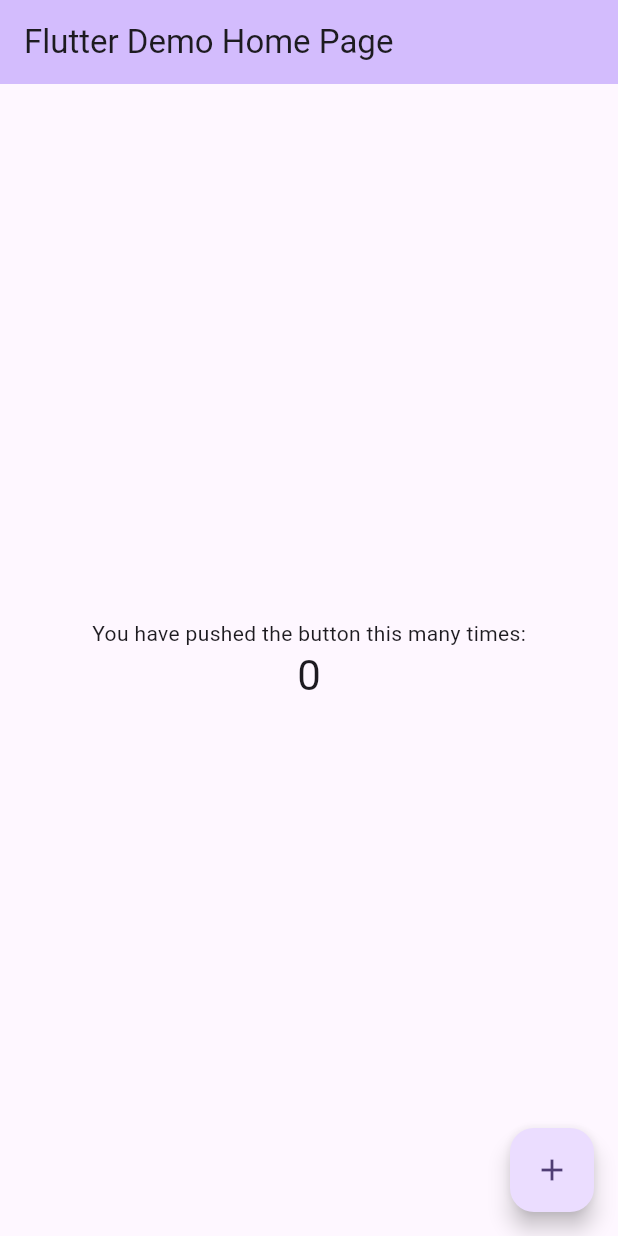
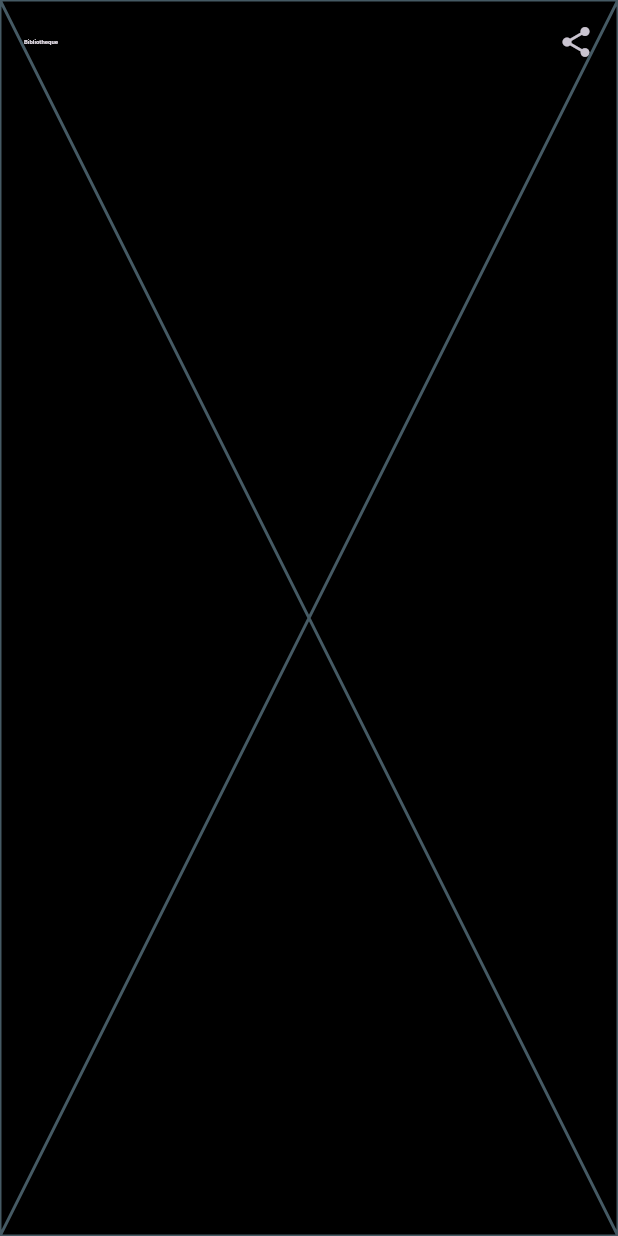
Before and after one commit to xavierGIT04/FlutterProject, a Flutter app: the screen it shows after launch, on a phone screen of 412 x 824 dp. Run offline on Flutter 3.47's test engine with Material 3 defaults, Android fonts, the phone set to English and light mode, and no system bars.

Commit message:
créaion du fichier ScreenBibliotheque et mise en place squelette de l'écran

```diff
--- /dev/null
+++ b/lib/ScreenBibliotheque.dart
@@ -0,0 +1,59 @@
+import 'package:flutter/material.dart';
+
+class Screenbibliotheque extends StatelessWidget {
+  const Screenbibliotheque({super.key});
+
+  @override
+  Widget build(BuildContext context) {
+    return Scaffold(
+      appBar: AppBar(
+        title: Text("Bibliotheque", style: TextStyle(fontWeight: FontWeight.bold, fontSize: 4),),
+        actions: [
+          Padding(
+              padding: EdgeInsets.only(right:  16.0), // définir une marge intérieure pour l'icone pour éviter qu'il touche les bords de appbar
+              child: Icon(Icons.share, size: 24),
+          )
+        ],
+      ),
+      // puisque l'écran est composé de deux grandes parties (parties onglets / partie playliste)
+      // donc on va utiliser un objet colomn pour les diposer de facon vertical
+      body: Column(
+        children: [
+          //partie onglets
+          _onglets(),
+          //partie playliste qui va occuper tout l'écran restant
+          Expanded(child: _playliste())
+        ],
+      ),
+      bottomNavigationBar: _barDeNavigation(),
+    );
+  }
+}
+
+//détails de la partie onglet
+class _onglets extends StatelessWidget {
+  const _onglets({super.key});
+
+  @override
+  Widget build(BuildContext context) {
+    return const Placeholder();
+  }
+}
+
+class  _playliste extends StatelessWidget {
+  const  _playliste({super.key});
+
+  @override
+  Widget build(BuildContext context) {
+    return const Placeholder();
+  }
+}
+
+class _barDeNavigation extends StatelessWidget {
+  const _barDeNavigation({super.key});
+
+  @override
+  Widget build(BuildContext context) {
+    return const Placeholder();
+  }
+}
--- a/lib/main.dart
+++ b/lib/main.dart
@@ -1,4 +1,5 @@
 import 'package:flutter/material.dart';
+import 'ScreenBibliotheque.dart';
 
 void main() {
   runApp(const MyApp());
@@ -7,116 +8,18 @@ void main() {
 class MyApp extends StatelessWidget {
   const MyApp({super.key});
 
-  // This widget is the root of your application.
   @override
   Widget build(BuildContext context) {
     return MaterialApp(
-      title: 'Flutter Demo',
-      theme: ThemeData(
-        // This is the theme of your application.
-        //
-        // TRY THIS: Try running your application with "flutter run". You'll see
-        // the application has a purple toolbar. Then, without quitting the app,
-        // try changing the seedColor in the colorScheme below to Colors.green
-        // and then invoke "hot reload" (save your changes or press the "hot
-        // reload" button in a Flutter-supported IDE, or press "r" if you used
-        // the command line to start the app).
-        //
-        // Notice that the counter didn't reset back to zero; the application
-        // state is not lost during the reload. To reset the state, use hot
-        // restart instead.
-        //
-        // This works for code too, not just values: Most code changes can be
-        // tested with just a hot reload.
-        colorScheme: ColorScheme.fromSeed(seedColor: Colors.deepPurple),
+      title: 'BeatFlow',
+      theme: ThemeData.dark().copyWith(
+        scaffoldBackgroundColor: Colors.black, //fond d'écran noir
+        appBarTheme: AppBarTheme(
+          backgroundColor: Colors.black,
+          elevation: 0 // aucun ombre sous l'appbar
+        )
       ),
-      home: const MyHomePage(title: 'Flutter Demo Home Page'),
+      home: Screenbibliotheque()
     );
   }
 }
-
-class MyHomePage extends StatefulWidget {
-  const MyHomePage({super.key, required this.title});
-
-  // This widget is the home page of your application. It is stateful, meaning
-  // that it has a State object (defined below) that contains fields that affect
-  // how it looks.
-
-  // This class is the configuration for the state. It holds the values (in this
-  // case the title) provided by the parent (in this case the App widget) and
-  // used by the build method of the State. Fields in a Widget subclass are
-  // always marked "final".
-
-  final String title;
-
-  @override
-  State<MyHomePage> createState() => _MyHomePageState();
-}
-
-class _MyHomePageState extends State<MyHomePage> {
-  int _counter = 0;
-
-  void _incrementCounter() {
-    setState(() {
-      // This call to setState tells the Flutter framework that something has
-      // changed in this State, which causes it to rerun the build method below
-      // so that the display can reflect the updated values. If we changed
-      // _counter without calling setState(), then the build method would not be
-      // called again, and so nothing would appear to happen.
-      _counter++;
-    });
-  }
-
-  @override
-  Widget build(BuildContext context) {
-    // This method is rerun every time setState is called, for instance as done
-    // by the _incrementCounter method above.
-    //
-    // The Flutter framework has been optimized to make rerunning build methods
-    // fast, so that you can just rebuild anything that needs updating rather
-    // than having to individually change instances of widgets.
-    return Scaffold(
-      appBar: AppBar(
-        // TRY THIS: Try changing the color here to a specific color (to
-        // Colors.amber, perhaps?) and trigger a hot reload to see the AppBar
-        // change color while the other colors stay the same.
-        backgroundColor: Theme.of(context).colorScheme.inversePrimary,
-        // Here we take the value from the MyHomePage object that was created by
-        // the App.build method, and use it to set our appbar title.
-        title: Text(widget.title),
-      ),
-      body: Center(
-        // Center is a layout widget. It takes a single child and positions it
-        // in the middle of the parent.
-        child: Column(
-          // Column is also a layout widget. It takes a list of children and
-          // arranges them vertically. By default, it sizes itself to fit its
-          // children horizontally, and tries to be as tall as its parent.
-          //
-          // Column has various properties to control how it sizes itself and
-          // how it positions its children. Here we use mainAxisAlignment to
-          // center the children vertically; the main axis here is the vertical
-          // axis because Columns are vertical (the cross axis would be
-          // horizontal).
-          //
-          // TRY THIS: Invoke "debug painting" (choose the "Toggle Debug Paint"
-          // action in the IDE, or press "p" in the console), to see the
-          // wireframe for each widget.
-          mainAxisAlignment: MainAxisAlignment.center,
-          children: <Widget>[
-            const Text('You have pushed the button this many times:'),
-            Text(
-              '$_counter',
-              style: Theme.of(context).textTheme.headlineMedium,
-            ),
-          ],
-        ),
-      ),
-      floatingActionButton: FloatingActionButton(
-        onPressed: _incrementCounter,
-        tooltip: 'Increment',
-        child: const Icon(Icons.add),
-      ), // This trailing comma makes auto-formatting nicer for build methods.
-    );
-  }
-}
```
